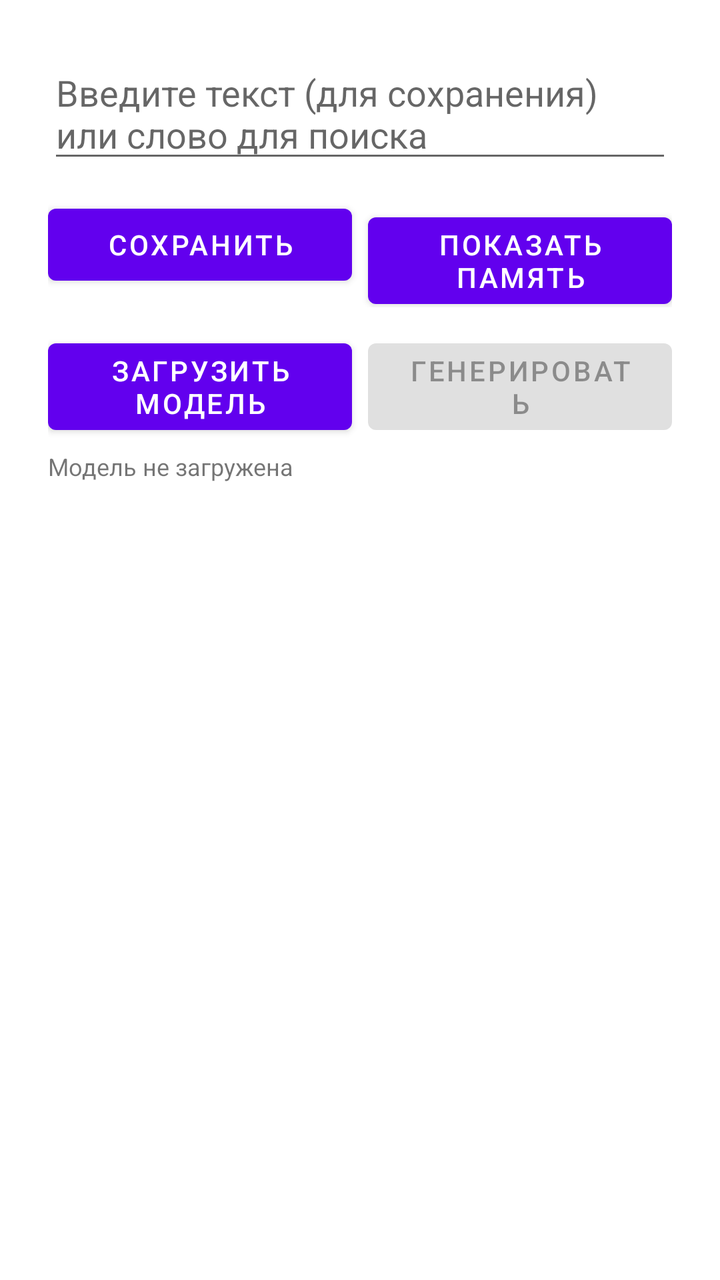
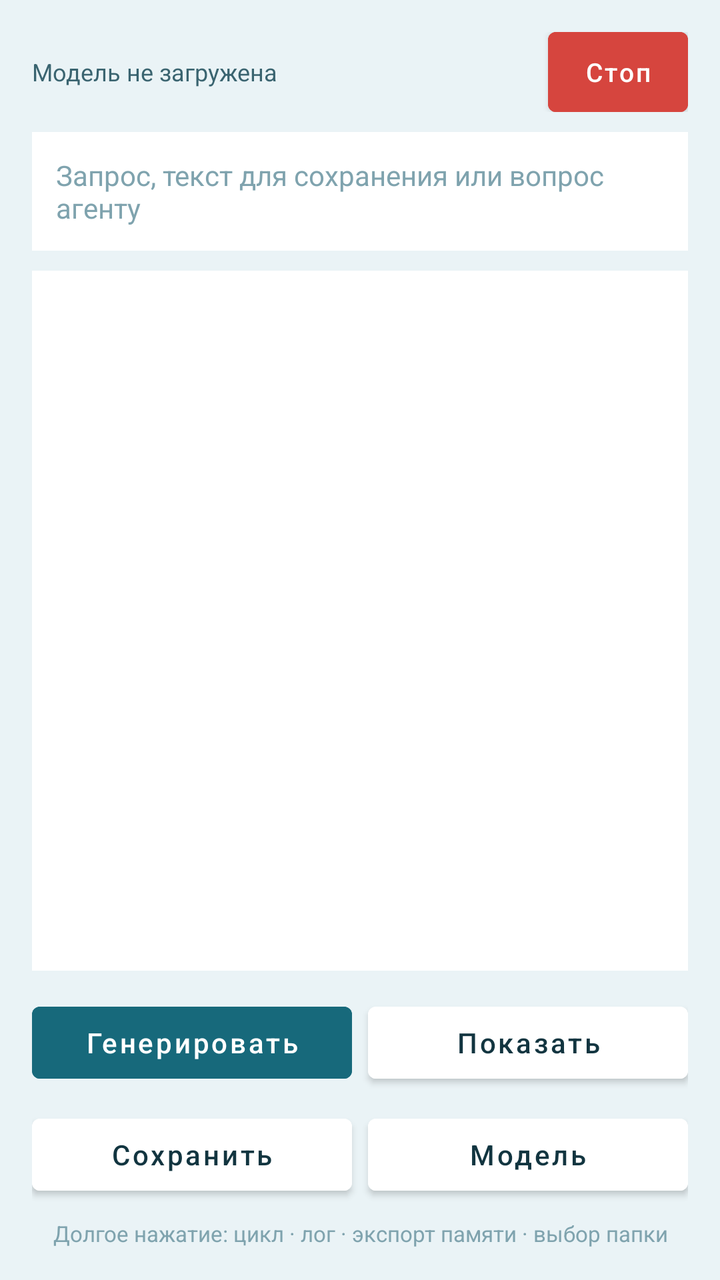

Before-and-after screenshots of an Android layout around one commit, followed by the original layout XML and the change that was made.
<!-- AndroidManifest.xml: application theme Theme.UroborosMobile -->
<!-- res/layout/activity_main.xml -->
<LinearLayout xmlns:android="http://schemas.android.com/apk/res/android" android:layout_width="match_parent" android:layout_height="match_parent" android:orientation="vertical" android:padding="24dp">
<EditText android:id="@+id/editTextInput" android:layout_width="match_parent" android:layout_height="wrap_content" android:hint="Введите текст (для сохранения) или слово для поиска"/>
<LinearLayout android:layout_width="match_parent" android:layout_height="wrap_content" android:orientation="horizontal" android:layout_marginTop="12dp">
<Button android:id="@+id/buttonSave" android:layout_width="0dp" android:layout_height="wrap_content" android:layout_weight="1" android:text="Сохранить"/>
<Button android:id="@+id/buttonShow" android:layout_width="0dp" android:layout_height="wrap_content" android:layout_weight="1" android:layout_marginStart="8dp" android:text="Показать память"/>
</LinearLayout>
<LinearLayout android:layout_width="match_parent" android:layout_height="wrap_content" android:orientation="horizontal" android:layout_marginTop="12dp">
<Button android:id="@+id/buttonLoadModel" android:layout_width="0dp" android:layout_height="wrap_content" android:layout_weight="1" android:text="Загрузить модель"/>

<Button android:id="@+id/buttonGenerate" android:layout_width="0dp" android:layout_height="wrap_content" android:layout_weight="1" android:layout_marginStart="8dp" android:text="Генерировать" android:enabled="false"/>
</LinearLayout>
<TextView android:id="@+id/textModelStatus" android:layout_width="match_parent" android:layout_height="wrap_content" android:layout_marginTop="4dp" android:textSize="12sp" android:text="Модель не загружена"/>

<TextView android:id="@+id/textAnswerLabel" android:layout_width="match_parent" android:layout_height="wrap_content" android:layout_marginTop="12dp" android:textSize="12sp" android:textStyle="bold" android:text="Ответ агента:" android:visibility="gone"/>
<TextView android:id="@+id/textAnswer" android:layout_width="match_parent" android:layout_height="wrap_content" android:layout_marginTop="2dp" android:textSize="14sp" android:visibility="gone"/>
<ScrollView android:layout_width="match_parent" android:layout_height="0dp" android:layout_weight="1" android:layout_marginTop="16dp">
<TextView android:id="@+id/textResults" android:layout_width="match_parent" android:layout_height="wrap_content" android:textSize="14sp"/>
</ScrollView>
</LinearLayout>
<!-- resources referenced by this layout -->
<resources>
  <style name="Theme.UroborosMobile" parent="Theme.MaterialComponents.DayNight.NoActionBar" />
</resources>

<!-- the commit's change to res/layout/activity_main.xml (unified diff, before → after) -->
@@ -1,19 +1,198 @@
-<LinearLayout xmlns:android="http://schemas.android.com/apk/res/android" android:layout_width="match_parent" android:layout_height="match_parent" android:orientation="vertical" android:padding="24dp">
-<EditText android:id="@+id/editTextInput" android:layout_width="match_parent" android:layout_height="wrap_content" android:hint="Введите текст (для сохранения) или слово для поиска"/>
-<LinearLayout android:layout_width="match_parent" android:layout_height="wrap_content" android:orientation="horizontal" android:layout_marginTop="12dp">
-<Button android:id="@+id/buttonSave" android:layout_width="0dp" android:layout_height="wrap_content" android:layout_weight="1" android:text="Сохранить"/>
-<Button android:id="@+id/buttonShow" android:layout_width="0dp" android:layout_height="wrap_content" android:layout_weight="1" android:layout_marginStart="8dp" android:text="Показать память"/>
+<?xml version="1.0" encoding="utf-8"?>
+<LinearLayout xmlns:android="http://schemas.android.com/apk/res/android"
+    android:layout_width="match_parent"
+    android:layout_height="match_parent"
+    android:orientation="vertical"
+    android:background="#EAF3F6"
+    android:padding="16dp">
+
+    
+    <LinearLayout
+        android:layout_width="match_parent"
+        android:layout_height="wrap_content"
+        android:orientation="horizontal"
+        android:gravity="center_vertical">
+
+        <TextView
+            android:id="@+id/textModelStatus"
+            android:layout_width="0dp"
+            android:layout_height="wrap_content"
+            android:layout_weight="1"
+            android:textSize="12sp"
+            android:textColor="#3A6470"
+            android:maxLines="1"
+            android:ellipsize="end"
+            android:text="Модель не загружена"/>
+
+        <Button
+            android:id="@+id/buttonStop"
+            android:layout_width="wrap_content"
+            android:layout_height="wrap_content"
+            android:layout_marginStart="8dp"
+            android:minWidth="0dp"
+            android:minHeight="40dp"
+            android:paddingStart="18dp"
+            android:paddingEnd="18dp"
+            android:insetTop="0dp"
+            android:insetBottom="0dp"
+            android:textSize="13sp"
+            android:textAllCaps="false"
+            android:textColor="#FFFFFF"
+            android:backgroundTint="#D6453E"
+            android:text="Стоп"/>
+
+    </LinearLayout>
+
+    
+    <TextView
+        android:id="@+id/textStopBanner"
+        android:layout_width="match_parent"
+        android:layout_height="wrap_content"
+        android:layout_marginTop="10dp"
+        android:padding="12dp"
+        android:background="#FBE3E1"
+        android:textSize="13sp"
+        android:textColor="#A3231D"
+        android:visibility="gone"
+        android:text="Остановлено"/>
+
+    <EditText
+        android:id="@+id/editTextInput"
+        android:layout_width="match_parent"
+        android:layout_height="wrap_content"
+        android:layout_marginTop="10dp"
+        android:padding="12dp"
+        android:background="#FFFFFF"
+        android:textSize="14sp"
+        android:textColor="#123540"
+        android:textColorHint="#7FA3AE"
+        android:inputType="textMultiLine"
+        android:maxLines="4"
+        android:hint="Запрос, текст для сохранения или вопрос агенту"/>
+
+    
+    <TextView
+        android:id="@+id/textAnswerLabel"
+        android:layout_width="match_parent"
+        android:layout_height="wrap_content"
+        android:layout_marginTop="10dp"
+        android:paddingStart="10dp"
+        android:paddingTop="8dp"
+        android:paddingEnd="10dp"
+        android:background="#FFFFFF"
+        android:textSize="12sp"
+        android:textStyle="bold"
+        android:textColor="#5B4B9E"
+        android:visibility="gone"
+        android:text="Ответ агента"/>
+
+    <TextView
+        android:id="@+id/textAnswer"
+        android:layout_width="match_parent"
+        android:layout_height="wrap_content"
+        android:paddingStart="10dp"
+        android:paddingBottom="8dp"
+        android:paddingEnd="10dp"
+        android:background="#FFFFFF"
+        android:textSize="13sp"
+        android:textColor="#123540"
+        android:visibility="gone"/>
+
+    <ScrollView
+        android:layout_width="match_parent"
+        android:layout_height="0dp"
+        android:layout_weight="1"
+        android:layout_marginTop="10dp"
+        android:padding="12dp"
+        android:background="#FFFFFF">
+
+        <TextView
+            android:id="@+id/textResults"
+            android:layout_width="match_parent"
+            android:layout_height="wrap_content"
+            android:textSize="13sp"
+            android:textColor="#123540"
+            android:fontFamily="monospace"/>
+
+    </ScrollView>
+
+    
+    <LinearLayout
+        android:layout_width="match_parent"
+        android:layout_height="wrap_content"
+        android:orientation="horizontal"
+        android:layout_marginTop="12dp">
+
+        
+        <Button
+            android:id="@+id/buttonGenerate"
+            android:layout_width="0dp"
+            android:layout_height="wrap_content"
+            android:layout_weight="1"
+            android:minHeight="48dp"
+            android:textSize="14sp"
+            android:textAllCaps="false"
+            android:textColor="#FFFFFF"
+            android:backgroundTint="#17697B"
+            android:enabled="false"
+            android:text="Генерировать"/>
+
+        <Button
+            android:id="@+id/buttonShow"
+            android:layout_width="0dp"
+            android:layout_height="wrap_content"
+            android:layout_weight="1"
+            android:layout_marginStart="8dp"
+            android:minHeight="48dp"
+            android:textSize="14sp"
+            android:textAllCaps="false"
+            android:textColor="#123540"
+            android:backgroundTint="#FFFFFF"
+            android:text="Показать"/>
+
+    </LinearLayout>
+
+    <LinearLayout
+        android:layout_width="match_parent"
+        android:layout_height="wrap_content"
+        android:orientation="horizontal"
+        android:layout_marginTop="8dp">
+
+        <Button
+            android:id="@+id/buttonSave"
+            android:layout_width="0dp"
+            android:layout_height="wrap_content"
+            android:layout_weight="1"
+            android:minHeight="48dp"
+            android:textSize="14sp"
+            android:textAllCaps="false"
+            android:textColor="#123540"
+            android:backgroundTint="#FFFFFF"
+            android:text="Сохранить"/>
+
+        <Button
+            android:id="@+id/buttonLoadModel"
+            android:layout_width="0dp"
+            android:layout_height="wrap_content"
+            android:layout_weight="1"
+            android:layout_marginStart="8dp"
+            android:minHeight="48dp"
+            android:textSize="14sp"
+            android:textAllCaps="false"
+            android:textColor="#123540"
+            android:backgroundTint="#FFFFFF"
+            android:text="Модель"/>
+
+    </LinearLayout>
+
+    
+    <TextView
+        android:layout_width="match_parent"
+        android:layout_height="wrap_content"
+        android:layout_marginTop="8dp"
+        android:gravity="center"
+        android:textSize="11sp"
+        android:textColor="#7FA3AE"
+        android:text="Долгое нажатие: цикл · лог · экспорт памяти · выбор папки"/>
+
 </LinearLayout>
-<LinearLayout android:layout_width="match_parent" android:layout_height="wrap_content" android:orientation="horizontal" android:layout_marginTop="12dp">
-<Button android:id="@+id/buttonLoadModel" android:layout_width="0dp" android:layout_height="wrap_content" android:layout_weight="1" android:text="Загрузить модель"/>
-
-<Button android:id="@+id/buttonGenerate" android:layout_width="0dp" android:layout_height="wrap_content" android:layout_weight="1" android:layout_marginStart="8dp" android:text="Генерировать" android:enabled="false"/>
-</LinearLayout>
-<TextView android:id="@+id/textModelStatus" android:layout_width="match_parent" android:layout_height="wrap_content" android:layout_marginTop="4dp" android:textSize="12sp" android:text="Модель не загружена"/>
-
-<TextView android:id="@+id/textAnswerLabel" android:layout_width="match_parent" android:layout_height="wrap_content" android:layout_marginTop="12dp" android:textSize="12sp" android:textStyle="bold" android:text="Ответ агента:" android:visibility="gone"/>
-<TextView android:id="@+id/textAnswer" android:layout_width="match_parent" android:layout_height="wrap_content" android:layout_marginTop="2dp" android:textSize="14sp" android:visibility="gone"/>
-<ScrollView android:layout_width="match_parent" android:layout_height="0dp" android:layout_weight="1" android:layout_marginTop="16dp">
-<TextView android:id="@+id/textResults" android:layout_width="match_parent" android:layout_height="wrap_content" android:textSize="14sp"/>
-</ScrollView>
-</LinearLayout>
